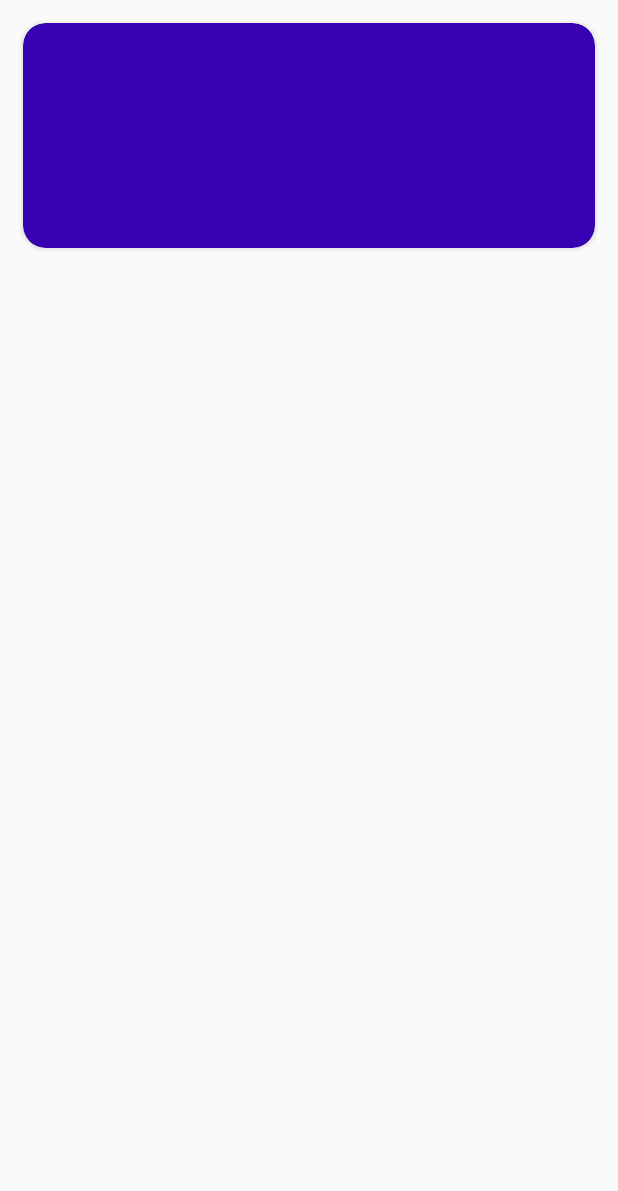
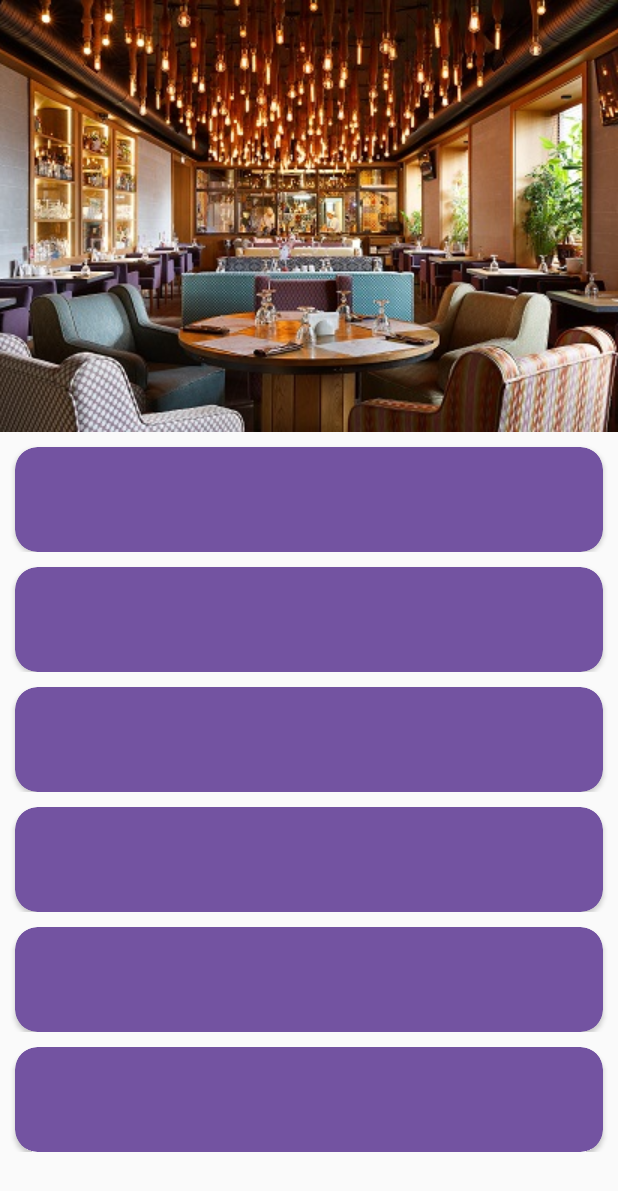
Before and after one commit to MaxBaikov/YaBistro, an Android app: the layout fragment_home_parent_rowlayout.xml on its own in the app's theme, with its tools: preview values and no code run, on a phone screen of 412 x 824 dp. Shown: the top 1191 px of the screen. Run offline under Robolectric (Android 15) with nearby library versions, the phone set to English and light mode, and no system bars.

Commit message:
в home сделал уползающую вверх картинку

```diff
--- a/app/build.gradle
+++ b/app/build.gradle
@@ -5,7 +5,7 @@ android {
     buildToolsVersion "29.0.3"
 
     defaultConfig {
-        applicationId "com.androidkotlin.yabistro"
+        applicationId "com.yabistro.client"
         minSdkVersion 23
         targetSdkVersion 29
         versionCode 1
--- a/app/src/main/res/layout/fragment_home_child_rowlayout.xml
+++ b/app/src/main/res/layout/fragment_home_child_rowlayout.xml
@@ -10,7 +10,7 @@
         android:layout_width="match_parent"
         android:layout_height="wrap_content"
         android:layout_margin="10dp"
-        app:cardBackgroundColor="@color/colorPrimary"
+        app:cardBackgroundColor="@color/colorBar"
         app:cardCornerRadius="15dp"
         android:elevation="15dp"
         app:layout_constraintTop_toTopOf="parent"
--- a/app/src/main/res/layout/fragment_home_parent_rowlayout.xml
+++ b/app/src/main/res/layout/fragment_home_parent_rowlayout.xml
@@ -1,36 +1,66 @@
 <?xml version="1.0" encoding="utf-8"?>
-<LinearLayout xmlns:android="http://schemas.android.com/apk/res/android"
+<androidx.coordinatorlayout.widget.CoordinatorLayout
+    xmlns:android="http://schemas.android.com/apk/res/android"
     xmlns:app="http://schemas.android.com/apk/res-auto"
-    xmlns:tool="http://schemas.android.com/tools"
-    android:id="@+id/test_container"
+    xmlns:tools="http://schemas.android.com/tools"
     android:layout_width="match_parent"
     android:layout_height="match_parent"
-    android:orientation="vertical">
+    tools:context=".MainActivity">
 
-    <androidx.cardview.widget.CardView
+    <com.google.android.material.appbar.AppBarLayout
         android:layout_width="match_parent"
         android:layout_height="wrap_content"
-        android:layout_margin="15dp"
-        app:cardBackgroundColor="@color/colorPrimaryDark"
-        app:cardCornerRadius="15dp">
+        android:theme="@style/AppTheme.AppBarOverlay">
 
+        <com.google.android.material.appbar.CollapsingToolbarLayout
+            android:id="@+id/toolbarLayout"
+            android:layout_width="match_parent"
+            android:layout_height="match_parent"
+            android:fitsSystemWindows="true"
+            app:contentScrim="?attr/colorPrimary"
+            app:expandedTitleMarginEnd="64dp"
+            app:expandedTitleMarginStart="48dp"
+            app:layout_scrollFlags="scroll|exitUntilCollapsed">
+
+            <ImageView
+                android:id="@+id/cafe_header"
+                android:layout_width="match_parent"
+                android:layout_height="match_parent"
+                android:fitsSystemWindows="true"
+                android:scaleType="centerCrop"
+                android:src="@drawable/cafe_1_header"
+                app:layout_collapseMode="parallax" />
+
+            <androidx.appcompat.widget.Toolbar
+                android:id="@+id/toolbar"
+                android:layout_width="match_parent"
+                android:layout_height="?attr/actionBarSize"
+                app:layout_collapseMode="pin"
+                app:popupTheme="@style/AppTheme.PopupOverlay" >
                 <TextView
                     android:id="@+id/brand_number"
-            android:layout_width="wrap_content"
-            android:layout_height="150dp"
-            android:layout_gravity="center_horizontal"
-            android:gravity="center_vertical"
+                    android:textSize="42sp"
                     android:textColor="@color/cardview_light_background"
-            android:textSize="30dp"
-            tool:text="Cafe Net #" />
+                    android:layout_width="match_parent"
+                    android:layout_height="match_parent"/>
+            </androidx.appcompat.widget.Toolbar>
 
-    </androidx.cardview.widget.CardView>
+
+
+        </com.google.android.material.appbar.CollapsingToolbarLayout>
+    </com.google.android.material.appbar.AppBarLayout>
+
+
 
         <androidx.recyclerview.widget.RecyclerView
             android:id="@+id/test_child_rv_adapter"
             android:layout_width="match_parent"
             android:layout_height="match_parent"
-        tool:itemCount="10"
-        tool:listitem="@layout/fragment_home_child_rowlayout" />
+            tools:itemCount="10"
+            app:layout_behavior="@string/appbar_scrolling_view_behavior"
+            tools:listitem="@layout/fragment_home_child_rowlayout" />
 
-</LinearLayout>
+
+
+
+</androidx.coordinatorlayout.widget.CoordinatorLayout>
--- a/app/src/main/res/values/colors.xml
+++ b/app/src/main/res/values/colors.xml
@@ -1,6 +1,7 @@
 <?xml version="1.0" encoding="utf-8"?>
 <resources>
     <color name="colorPrimary">#6200EE</color>
+    <color name="colorBar">#7353A1</color>
     <color name="colorPrimaryDark">#3700B3</color>
     <color name="colorAccent">#03DAC5</color>
 </resources>
```
Lines whose indentation alone changed are shown as unchanged.
